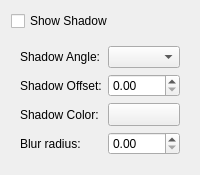
KDE/krita, file libs/widgets/KoShadowConfigWidget.ui: the form before one commit.
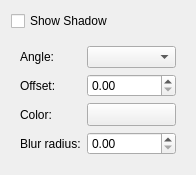
The form after the commit. Custom widgets are drawn as their Qt base class.

Commit message: Changed: remove redundant "Shadow" terms in shadow config widget

```diff
--- a/libs/widgets/KoShadowConfigWidget.ui
+++ b/libs/widgets/KoShadowConfigWidget.ui
@@ -24,7 +24,7 @@
       <item row="0" column="0">
        <widget class="QLabel" name="label">
         <property name="text">
-         <string>Shadow Angle:</string>
+         <string>Angle:</string>
         </property>
        </widget>
       </item>
@@ -34,7 +34,7 @@
       <item row="1" column="0">
        <widget class="QLabel" name="label_2">
         <property name="text">
-         <string>Shadow Offset:</string>
+         <string>Offset:</string>
         </property>
        </widget>
       </item>
@@ -44,7 +44,7 @@
       <item row="2" column="0">
        <widget class="QLabel" name="label_3">
         <property name="text">
-         <string>Shadow Color:</string>
+         <string>Color:</string>
         </property>
        </widget>
       </item>
```
